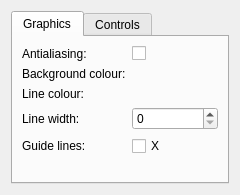
This is settingswindow.ui in benwh1/cubesim as Qt 5 draws it before an edit. The edited form follows.
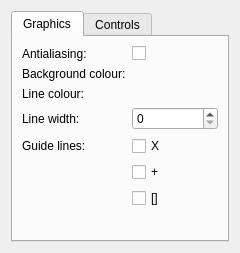
This is the edited form. Custom widgets are drawn as their Qt base class.

Commit message: Added plus and box guide lines

The edit to the form file:
```diff
--- a/settingswindow.ui
+++ b/settingswindow.ui
@@ -7,7 +7,7 @@
     <x>0</x>
     <y>0</y>
     <width>240</width>
-    <height>195</height>
+    <height>253</height>
    </rect>
   </property>
   <property name="minimumSize">
@@ -90,6 +90,20 @@
            </property>
           </widget>
          </item>
+         <item row="5" column="1">
+          <widget class="QCheckBox" name="guideLinesPlusCheckBox">
+           <property name="text">
+            <string>+</string>
+           </property>
+          </widget>
+         </item>
+         <item row="6" column="1">
+          <widget class="QCheckBox" name="guideLinesBoxCheckBox">
+           <property name="text">
+            <string>[]</string>
+           </property>
+          </widget>
+         </item>
         </layout>
        </item>
       </layout>
```
The commit also changes 7 other files.
